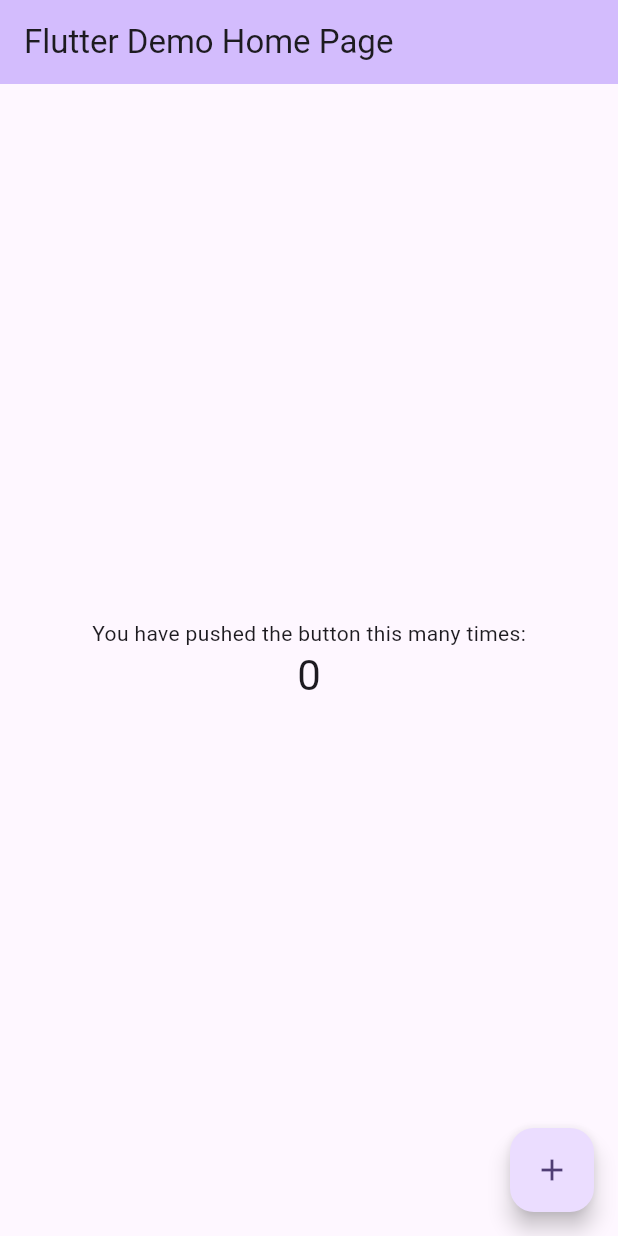
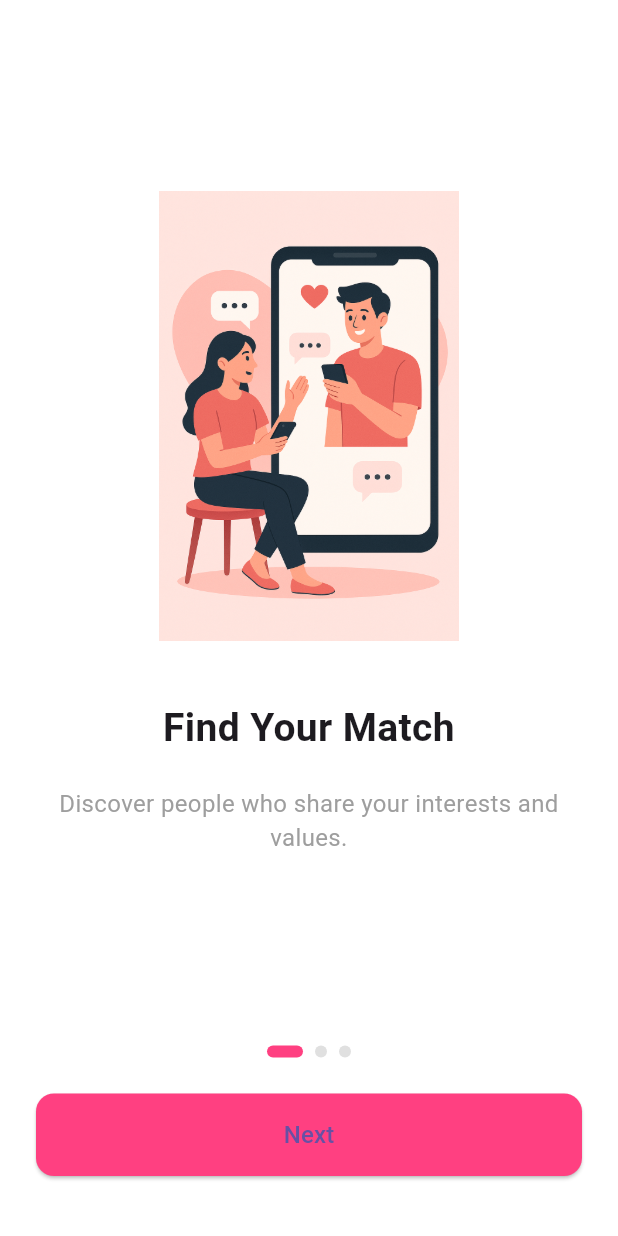
Before and after one commit to maniraj1234/zuggled, a Flutter app: the screen it shows after launch, on a phone screen of 412 x 824 dp. Run offline on Flutter 3.47's test engine with Material 3 defaults, Android fonts, the phone set to English and light mode, and no system bars; our stand-ins replace flutter_dotenv, go_router.

Commit message:
added router and test onboarding screen

```diff
--- /dev/null
+++ b/frontend/lib/config/app_router.dart
@@ -0,0 +1,32 @@
+import 'package:flutter/material.dart';
+import 'package:frontend/features/onboarding/onboarding.dart';
+import 'package:go_router/go_router.dart';
+
+///[router] serves as main router
+final GoRouter router = GoRouter(
+  debugLogDiagnostics: false,
+  initialLocation: '/',
+  errorBuilder:
+      (context, state) => ErrorScreen(errorMessage: state.error.toString()),
+  routes: [
+    ///[OnboardingScreen] serves as main view (for testing),
+    GoRoute(path: '/', builder: (context, state) => OnboardingScreen()),
+  ],
+);
+
+///For undefined routes return a [ErrorScreen]
+class ErrorScreen extends StatelessWidget {
+  final String errorMessage;
+
+  const ErrorScreen({super.key, required this.errorMessage});
+
+  @override
+  Widget build(BuildContext context) {
+    return Scaffold(
+      appBar: AppBar(
+        title: Text('Error! the page you are looking for does not exist'),
+      ),
+      body: Center(child: Text(errorMessage)),
+    );
+  }
+}
--- /dev/null
+++ b/frontend/lib/features/onboarding/onboarding.dart
@@ -0,0 +1,141 @@
+import 'package:flutter/material.dart';
+
+class OnboardingScreen extends StatefulWidget {
+  const OnboardingScreen({super.key});
+
+  @override
+  State<OnboardingScreen> createState() => _OnboardingScreenState();
+}
+
+class _OnboardingScreenState extends State<OnboardingScreen> {
+  final PageController _pageController = PageController();
+  int _currentPage = 0;
+
+  ///onboarding screen data
+  final List<Map<String, String>> _onboardingData = [
+    {
+      'image': 'lib/assets/images/img1.png',
+      'title': 'Find Your Match',
+      'subtitle': 'Discover people who share your interests and values.',
+    },
+    {
+      'image': 'lib/assets/images/img2.png',
+      'title': 'Chat & Connect',
+      'subtitle': 'Have meaningful conversations and build connections.',
+    },
+    {
+      'image': 'lib/assets/images/img3.png',
+      'title': 'Video Call made easy',
+      'subtitle': 'Take the next step and meet face-to-face from anywhere',
+    },
+  ];
+
+  ///Navigate to the login page on the last page
+  void _nextPage() {
+    if (_currentPage < _onboardingData.length - 1) {
+      _pageController.nextPage(
+        duration: const Duration(milliseconds: 300),
+        curve: Curves.easeInOut,
+      );
+    } else {
+      Navigator.pushReplacementNamed(context, '/login');
+    }
+  }
+
+  ///Builds the indicator for the onboarding screen
+
+  Widget _buildIndicator(bool isActive) {
+    return AnimatedContainer(
+      duration: const Duration(milliseconds: 300),
+      margin: const EdgeInsets.symmetric(horizontal: 4),
+      height: 8,
+      width: isActive ? 24 : 8,
+      decoration: BoxDecoration(
+        color: isActive ? Colors.pinkAccent : Colors.grey[300],
+        borderRadius: BorderRadius.circular(4),
+      ),
+    );
+  }
+
+  @override
+  Widget build(BuildContext context) {
+    return Scaffold(
+      backgroundColor: Colors.white,
+      body: Column(
+        children: [
+          Expanded(
+            child: PageView.builder(
+              controller: _pageController,
+              itemCount: _onboardingData.length,
+              onPageChanged: (index) {
+                setState(() => _currentPage = index);
+              },
+              itemBuilder: (context, index) {
+                final data = _onboardingData[index];
+                return Padding(
+                  padding: const EdgeInsets.all(24.0),
+                  child: Column(
+                    mainAxisAlignment: MainAxisAlignment.center,
+                    children: [
+                      Image.asset(data['image']!, height: 300),
+                      const SizedBox(height: 40),
+                      Text(
+                        data['title']!,
+                        style: const TextStyle(
+                          fontSize: 26,
+                          fontWeight: FontWeight.bold,
+                        ),
+                        textAlign: TextAlign.center,
+                      ),
+                      const SizedBox(height: 20),
+                      Text(
+                        data['subtitle']!,
+                        style: const TextStyle(
+                          fontSize: 16,
+                          color: Colors.grey,
+                        ),
+                        textAlign: TextAlign.center,
+                      ),
+                    ],
+                  ),
+                );
+              },
+            ),
+          ),
+          Row(
+            mainAxisAlignment: MainAxisAlignment.center,
+            children: List.generate(
+              _onboardingData.length,
+              (index) => _buildIndicator(index == _currentPage),
+            ),
+          ),
+          const SizedBox(height: 24),
+          Padding(
+            padding: const EdgeInsets.symmetric(horizontal: 24),
+            child: ElevatedButton(
+              onPressed: _nextPage,
+              style: ElevatedButton.styleFrom(
+                backgroundColor: Colors.pinkAccent,
+                padding: const EdgeInsets.symmetric(vertical: 16),
+                shape: RoundedRectangleBorder(
+                  borderRadius: BorderRadius.circular(12),
+                ),
+              ),
+              child: Center(
+                ///change the text on the last page
+                ///to 'Get Started' and navigate to the login page
+                child: Text(
+                  _currentPage == _onboardingData.length - 1
+                      ? 'Get Started'
+                      : 'Next',
+                  style: const TextStyle(fontSize: 16),
+                ),
+              ),
+            ),
+          ),
+          const SizedBox(height: 40),
+        ],
+      ),
+    );
+  }
+}
--- a/frontend/lib/main.dart
+++ b/frontend/lib/main.dart
@@ -1,122 +1,22 @@
 import 'package:flutter/material.dart';
+import 'package:frontend/config/app_router.dart';
 
-void main() {
-  runApp(const MyApp());
+import 'package:flutter_dotenv/flutter_dotenv.dart';
+
+void main() async {
+  ///load environment variables from .env file
+  // await dotenv.load(fileName: "lib/config/.env");
+
+  ///Initialize state management using Bloc or any other
+  runApp(MyApp());
 }
 
 class MyApp extends StatelessWidget {
   const MyApp({super.key});
 
-  // This widget is the root of your application.
+  ///pivot of the application
   @override
   Widget build(BuildContext context) {
-    return MaterialApp(
-      title: 'Flutter Demo',
-      theme: ThemeData(
-        // This is the theme of your application.
-        //
-        // TRY THIS: Try running your application with "flutter run". You'll see
-        // the application has a purple toolbar. Then, without quitting the app,
-        // try changing the seedColor in the colorScheme below to Colors.green
-        // and then invoke "hot reload" (save your changes or press the "hot
-        // reload" button in a Flutter-supported IDE, or press "r" if you used
-        // the command line to start the app).
-        //
-        // Notice that the counter didn't reset back to zero; the application
-        // state is not lost during the reload. To reset the state, use hot
-        // restart instead.
-        //
-        // This works for code too, not just values: Most code changes can be
-        // tested with just a hot reload.
-        colorScheme: ColorScheme.fromSeed(seedColor: Colors.deepPurple),
-      ),
-      home: const MyHomePage(title: 'Flutter Demo Home Page'),
-    );
+    return MaterialApp.router(routerConfig: router);
   }
 }
-
-class MyHomePage extends StatefulWidget {
-  const MyHomePage({super.key, required this.title});
-
-  // This widget is the home page of your application. It is stateful, meaning
-  // that it has a State object (defined below) that contains fields that affect
-  // how it looks.
-
-  // This class is the configuration for the state. It holds the values (in this
-  // case the title) provided by the parent (in this case the App widget) and
-  // used by the build method of the State. Fields in a Widget subclass are
-  // always marked "final".
-
-  final String title;
-
-  @override
-  State<MyHomePage> createState() => _MyHomePageState();
-}
-
-class _MyHomePageState extends State<MyHomePage> {
-  int _counter = 0;
-
-  void _incrementCounter() {
-    setState(() {
-      // This call to setState tells the Flutter framework that something has
-      // changed in this State, which causes it to rerun the build method below
-      // so that the display can reflect the updated values. If we changed
-      // _counter without calling setState(), then the build method would not be
-      // called again, and so nothing would appear to happen.
-      _counter++;
-    });
-  }
-
-  @override
-  Widget build(BuildContext context) {
-    // This method is rerun every time setState is called, for instance as done
-    // by the _incrementCounter method above.
-    //
-    // The Flutter framework has been optimized to make rerunning build methods
-    // fast, so that you can just rebuild anything that needs updating rather
-    // than having to individually change instances of widgets.
-    return Scaffold(
-      appBar: AppBar(
-        // TRY THIS: Try changing the color here to a specific color (to
-        // Colors.amber, perhaps?) and trigger a hot reload to see the AppBar
-        // change color while the other colors stay the same.
-        backgroundColor: Theme.of(context).colorScheme.inversePrimary,
-        // Here we take the value from the MyHomePage object that was created by
-        // the App.build method, and use it to set our appbar title.
-        title: Text(widget.title),
-      ),
-      body: Center(
-        // Center is a layout widget. It takes a single child and positions it
-        // in the middle of the parent.
-        child: Column(
-          // Column is also a layout widget. It takes a list of children and
-          // arranges them vertically. By default, it sizes itself to fit its
-          // children horizontally, and tries to be as tall as its parent.
-          //
-          // Column has various properties to control how it sizes itself and
-          // how it positions its children. Here we use mainAxisAlignment to
-          // center the children vertically; the main axis here is the vertical
-          // axis because Columns are vertical (the cross axis would be
-          // horizontal).
-          //
-          // TRY THIS: Invoke "debug painting" (choose the "Toggle Debug Paint"
-          // action in the IDE, or press "p" in the console), to see the
-          // wireframe for each widget.
-          mainAxisAlignment: MainAxisAlignment.center,
-          children: <Widget>[
-            const Text('You have pushed the button this many times:'),
-            Text(
-              '$_counter',
-              style: Theme.of(context).textTheme.headlineMedium,
-            ),
-          ],
-        ),
-      ),
-      floatingActionButton: FloatingActionButton(
-        onPressed: _incrementCounter,
-        tooltip: 'Increment',
-        child: const Icon(Icons.add),
-      ), // This trailing comma makes auto-formatting nicer for build methods.
-    );
-  }
-}
--- a/frontend/pubspec.yaml
+++ b/frontend/pubspec.yaml
@@ -34,6 +34,8 @@ dependencies:
   # The following adds the Cupertino Icons font to your application.
   # Use with the CupertinoIcons class for iOS style icons.
   cupertino_icons: ^1.0.8
+  go_router: ^15.1.2
+  flutter_dotenv: ^5.2.1
 
 dev_dependencies:
   flutter_test:
@@ -61,6 +63,9 @@ flutter:
   # assets:
   #   - images/a_dot_burr.jpeg
   #   - images/a_dot_ham.jpeg
+  assets:
+    - lib/assets/images/
+    - lib/config/.env
 
   # An image asset can refer to one or more resolution-specific "variants", see
   # https://flutter.dev/to/resolution-aware-images
```
Also changed, not shown: frontend/lib/assets/images/img1.png (added), frontend/lib/assets/images/img2.png (added), frontend/lib/assets/images/img3.png (added), frontend/pubspec.lock, 1 other file.
